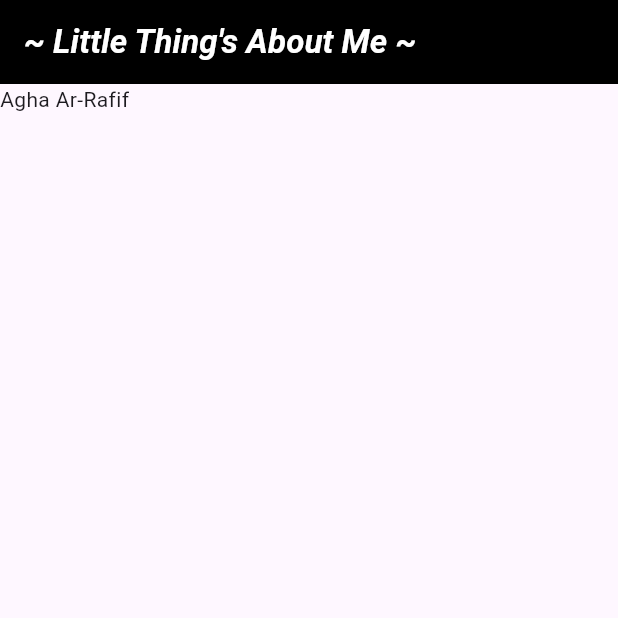
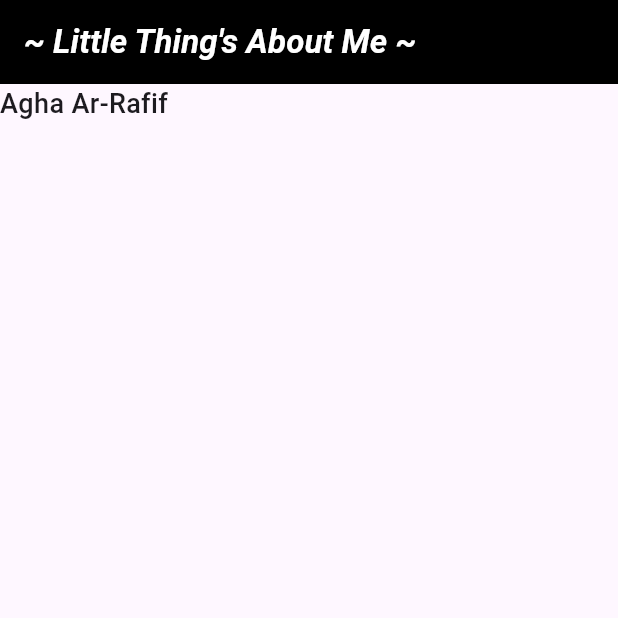
Before and after one commit to Gha211th/Profile-Card-App, a Flutter app: the screen it shows after launch, on a phone screen of 412 x 824 dp, the top half of it. Run offline on Flutter 3.47's test engine with Material 3 defaults, Android fonts, the phone set to English and light mode, and no system bars.

Commit message:
need more :<

```diff
--- a/lib/profile.dart
+++ b/lib/profile.dart
@@ -17,7 +17,15 @@ class ProfileCard extends StatelessWidget {
         ),
         backgroundColor: Colors.black,
       ),
-      body: Column(children: [Text("Agha Ar-Rafif"),]),
+      body: Column(
+        children: [
+          Text(
+            "Agha Ar-Rafif",
+            style: TextStyle(fontSize: 18, fontWeight: FontWeight.w500),
+            textAlign: TextAlign.center,
+          ),
+        ],
+      ),
     );
   }
 }
```
